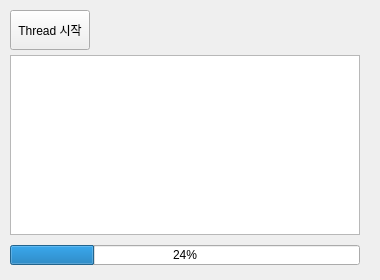
SoYoungHW/miniprojects, file Part1/studyThread/ThreadApp.ui: the form before one commit.
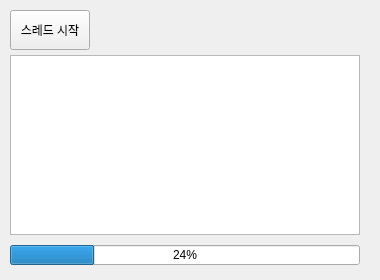
The form after the commit.

What changed in the file:
```diff
--- a/Part1/studyThread/ThreadApp.ui
+++ b/Part1/studyThread/ThreadApp.ui
@@ -23,7 +23,7 @@
     </rect>
    </property>
    <property name="text">
-    <string>Thread 시작</string>
+    <string>스레드 시작</string>
    </property>
   </widget>
   <widget class="QTextBrowser" name="txblog">
```
